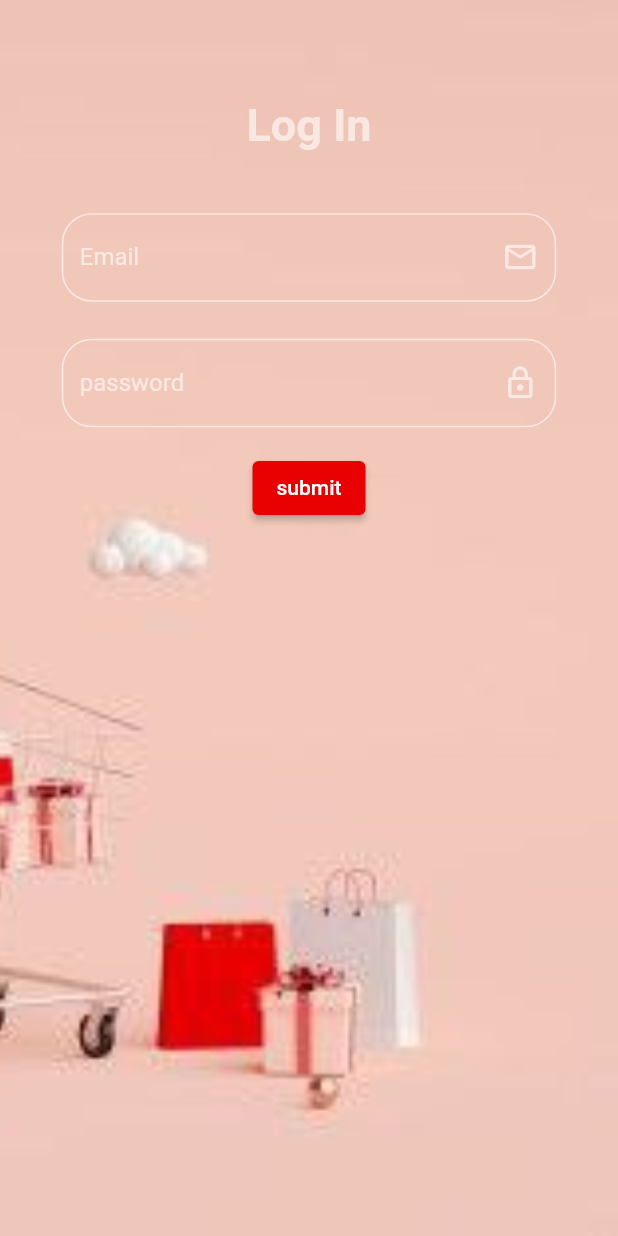
After one commit to KHgamal/Store_app, a Flutter app: the screen it shows after launch, on a phone screen of 412 x 824 dp. The commit adds this screen. Run offline on Flutter 3.47's test engine with Material 2 defaults, Android fonts, the phone set to English and light mode, and no system bars; our stand-ins replace animated_splash_screen.

Commit message:
"second"

```diff
--- a/lib/main.dart
+++ b/lib/main.dart
@@ -1,5 +1,5 @@
 
-import 'package:creativa/splash_screen.dart';
+import 'package:creativa/pages/splash_screen.dart';
 import 'package:flutter/material.dart';
 
 void main()=>runApp(const MyApp());
@@ -13,6 +13,7 @@ class MyApp extends StatelessWidget {
    return  MaterialApp(
      theme: ThemeData(
        primarySwatch: Colors.blue,
+       //Default theme for text field
        inputDecorationTheme:  InputDecorationTheme(
          enabledBorder: OutlineInputBorder(
            borderRadius: BorderRadius.circular(20),
@@ -24,7 +25,6 @@ class MyApp extends StatelessWidget {
          ),
          labelStyle: const TextStyle(color: Colors.white60),
        ),
-
      ),
         debugShowCheckedModeBanner: false,
         home:const CustomSplashScreen(),
--- /dev/null
+++ b/lib/pages/login.dart
@@ -0,0 +1,65 @@
+import 'package:creativa/pages/home_page.dart';
+import 'package:creativa/widgets/background_image.dart';
+import 'package:creativa/widgets/email_text_field.dart';
+import 'package:creativa/widgets/password_text_field.dart';
+import 'package:creativa/widgets/submit_button.dart';
+import 'package:flutter/material.dart';
+class LoginScreen extends StatefulWidget {
+  const LoginScreen({Key? key}) : super(key: key);
+
+  @override
+  State<LoginScreen> createState() => _LoginScreenState();
+}
+
+class _LoginScreenState extends State<LoginScreen> {
+
+  final formKey = GlobalKey<FormState>();
+  TextEditingController controller=TextEditingController();
+  @override
+  Widget build(BuildContext context) {
+    var size=MediaQuery.of(context).size;
+    return SafeArea(
+      child: Scaffold(
+          body:
+          Stack(
+            children : [
+              const BackGroundImage(),
+              SingleChildScrollView(
+                child: Form(
+                  key:formKey,
+                  child: Center(
+                    child: Column(
+                      children: [
+                        SizedBox(height: size.height*0.08,),
+                        const Text("Log In",style: TextStyle(fontSize: 30,fontWeight: FontWeight.bold,color: Colors.white60),),
+                        SizedBox(height: size.height*0.05,),
+                        //Email Text Field
+                        SizedBox(
+                          width: size.width*0.8,
+                          child: EmailTextField(controller :controller),
+                        ),
+                        SizedBox(height: size.height*0.03,),
+                        ////Password Text Field
+                        SizedBox(
+                          width:size.width*0.8,
+                          child:const PasswordTextField(),
+                        ),
+                        SizedBox(height: size.height*0.02,),
+                        SubmitButton(onPressed: ()=> formKey.currentState!.validate()?
+                        Navigator.of(context).pushReplacement(MaterialPageRoute(builder:(context) =>  HomePage(user:controller.text))):
+                        ScaffoldMessenger.of(context).showSnackBar(
+                          const  SnackBar(content: Text("Login failed")),
+                        ),),
+                      ],
+                    ),
+                  ),
+                ),
+              ),
+            ]
+          )
+
+      ),
+
+    );
+  }
+}
--- a/lib/splash_screen.dart
+++ b/lib/pages/splash_screen.dart
@@ -1,6 +1,7 @@
 
 import 'package:animated_splash_screen/animated_splash_screen.dart';
-import 'package:creativa/login.dart';
+
+import 'package:creativa/pages/login.dart';
 import 'package:flutter/material.dart';
 
 class CustomSplashScreen extends StatelessWidget {
--- /dev/null
+++ b/lib/widgets/background_image.dart
@@ -0,0 +1,14 @@
+import 'package:flutter/material.dart';
+class BackGroundImage extends StatelessWidget {
+  const BackGroundImage({Key? key}) : super(key: key);
+
+  @override
+  Widget build(BuildContext context) {
+    return  Container(decoration: const BoxDecoration(
+      image: DecorationImage(
+        image: AssetImage("assets/bg.jpg"),
+        fit: BoxFit.cover,
+      ),
+    ),);
+  }
+}
--- /dev/null
+++ b/lib/widgets/email_text_field.dart
@@ -0,0 +1,26 @@
+import 'package:flutter/material.dart';
+class EmailTextField extends StatelessWidget {
+  const EmailTextField({Key? key, required this.controller}) : super(key: key);
+  final TextEditingController controller;
+  @override
+  Widget build(BuildContext context) {
+    return TextFormField(
+      controller: controller,
+      validator: (value) {
+        //if password length is less than 6 print weak password
+        if (value == null || value.isEmpty) {
+          return 'field is required';
+        }
+        else if(!value.contains('@')||!value.contains('.')){
+          return 'Not valid Email ';
+        }
+        return null;
+      },
+      decoration:
+      const  InputDecoration(
+        suffixIcon:Icon(Icons.email_outlined,color: Colors.white60 ,),
+        labelText:"Email",
+      ) ,
+    );
+  }
+}
--- /dev/null
+++ b/lib/widgets/password_text_field.dart
@@ -0,0 +1,27 @@
+import 'package:flutter/material.dart';
+class PasswordTextField extends StatelessWidget {
+  const PasswordTextField({Key? key}) : super(key: key);
+
+  @override
+  Widget build(BuildContext context) {
+    return TextFormField(
+      validator: (value) {
+        //if password length is less than 6 print weak password
+        if (value == null || value.isEmpty) {
+          return 'field is required';
+        }
+        else if(value.length<6){
+          return 'weak password ';
+        }
+        return null;
+      },
+      decoration:
+      const  InputDecoration(
+        labelText:"password",
+        suffixIcon:Icon(Icons.lock_outline,color: Colors.white60 ,),
+
+      ) ,
+      obscureText: true,
+    );
+  }
+}
--- /dev/null
+++ b/lib/widgets/submit_button.dart
@@ -0,0 +1,13 @@
+import 'package:flutter/material.dart';
+class SubmitButton extends StatelessWidget {
+  const SubmitButton({Key? key,required this.onPressed}) : super(key: key);
+  final void Function()? onPressed;
+  @override
+  Widget build(BuildContext context) {
+    return ElevatedButton(
+      style: ElevatedButton.styleFrom(
+        backgroundColor: const Color(0xffe90001),
+      ),
+      onPressed: onPressed, child: const Text("submit"),);
+  }
+}
```
Also changed, not shown: lib/login.dart (deleted, +0 -106 lines), lib/pages/home_page.dart (renamed from lib/home_page.dart).
